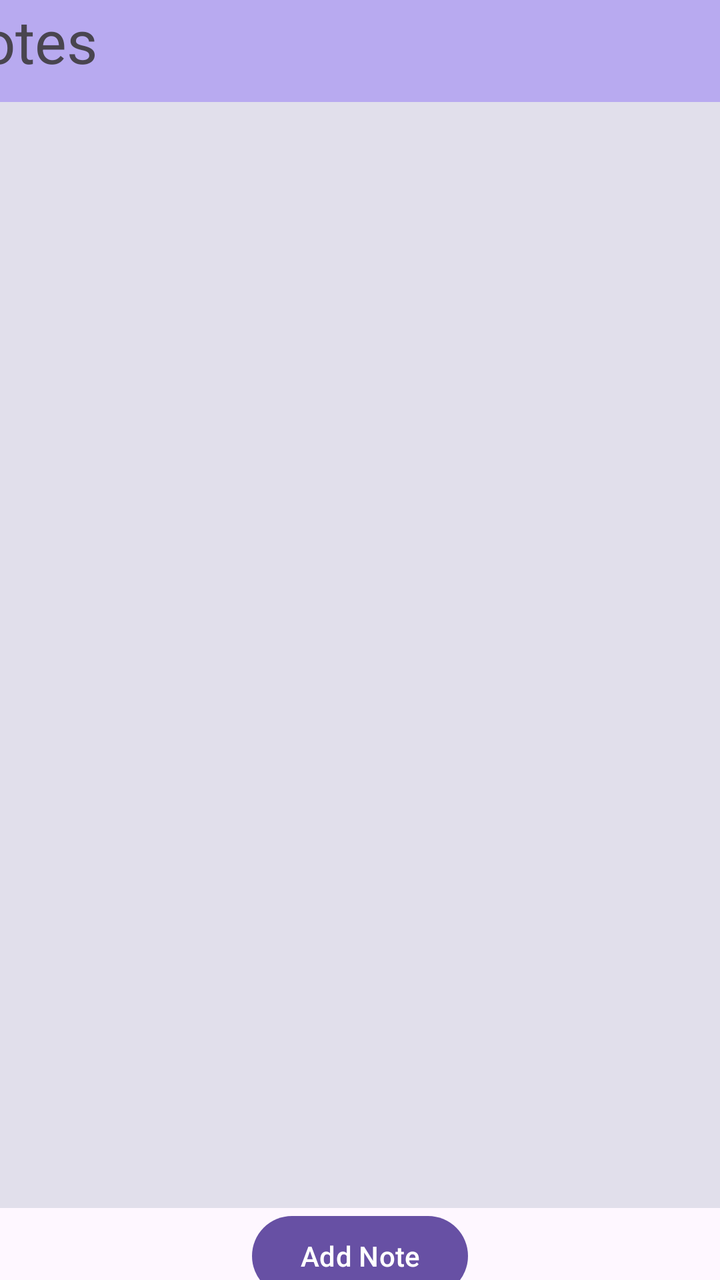
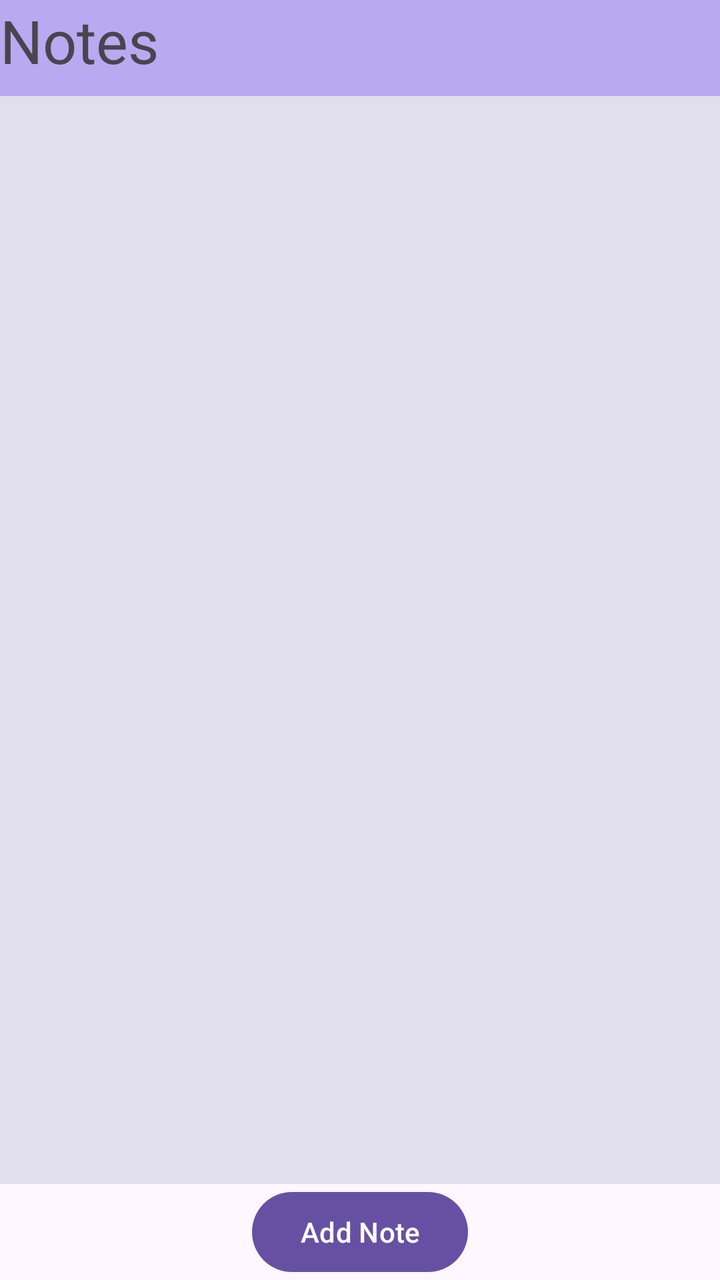

Compare the two renders of this Android layout. The source of the first and the diff that turns it into the second are given below.
<!-- AndroidManifest.xml: application theme Theme.Notes -->
<!-- res/layout/activity_main.xml -->
<?xml version="1.0" encoding="utf-8"?>
<androidx.constraintlayout.widget.ConstraintLayout xmlns:android="http://schemas.android.com/apk/res/android"
    xmlns:app="http://schemas.android.com/apk/res-auto"
    xmlns:tools="http://schemas.android.com/tools"
    android:id="@+id/main"
    android:layout_width="match_parent"
    android:layout_height="match_parent"
    tools:context=".MainActivity">

    <TextView
        android:id="@+id/notes"
        android:layout_width="422dp"
        android:layout_height="51dp"
        android:background="@color/lavender"
        android:text="@string/app_name"
        android:textSize="30sp"
        app:layout_constraintEnd_toEndOf="parent"
        app:layout_constraintStart_toStartOf="parent"
        app:layout_constraintTop_toTopOf="parent" />

    <ListView
        android:id="@+id/noteslist"
        android:layout_width="421dp"
        android:layout_height="553dp"
        android:background="@color/light"
        app:layout_constraintEnd_toEndOf="parent"
        app:layout_constraintStart_toStartOf="parent"
        app:layout_constraintTop_toBottomOf="@+id/notes" />

    <Button
        android:id="@+id/newNote"
        android:layout_width="wrap_content"
        android:layout_height="wrap_content"
        android:onClick="onBtnAddNote"
        android:text="@string/add_note"
        app:layout_constraintEnd_toEndOf="parent"
        app:layout_constraintStart_toStartOf="parent"
        app:layout_constraintTop_toBottomOf="@+id/noteslist" />
</androidx.constraintlayout.widget.ConstraintLayout>
<!-- resources referenced by this layout -->
<resources>
  <color name="lavender">#B8AAF0</color>
  <color name="light">#E1DFEB</color>
  <string name="add_note">Add Note</string>
  <string name="app_name">Notes</string>
  <style name="Theme.Notes" parent="Base.Theme.Notes" />
  <style name="Base.Theme.Notes" parent="Theme.Material3.DayNight.NoActionBar">
          
          
      </style>
</resources>

<!-- the commit's change to res/layout/activity_main.xml (unified diff, before → after) -->
@@ -9,8 +9,8 @@
 
     <TextView
         android:id="@+id/notes"
-        android:layout_width="422dp"
-        android:layout_height="51dp"
+        android:layout_width="match_parent"
+        android:layout_height="48dp"
         android:background="@color/lavender"
         android:text="@string/app_name"
         android:textSize="30sp"
@@ -20,9 +20,10 @@
 
     <ListView
         android:id="@+id/noteslist"
-        android:layout_width="421dp"
-        android:layout_height="553dp"
+        android:layout_width="0dp"
+        android:layout_height="0dp"
         android:background="@color/light"
+        app:layout_constraintBottom_toTopOf="@+id/newNote"
         app:layout_constraintEnd_toEndOf="parent"
         app:layout_constraintStart_toStartOf="parent"
         app:layout_constraintTop_toBottomOf="@+id/notes" />
@@ -31,9 +32,10 @@
         android:id="@+id/newNote"
         android:layout_width="wrap_content"
         android:layout_height="wrap_content"
-        android:onClick="onBtnAddNote"
         android:text="@string/add_note"
+        app:layout_constraintBottom_toBottomOf="parent"
         app:layout_constraintEnd_toEndOf="parent"
         app:layout_constraintStart_toStartOf="parent"
         app:layout_constraintTop_toBottomOf="@+id/noteslist" />
+
 </androidx.constraintlayout.widget.ConstraintLayout>
<!-- resource entries referenced after the edit -->
@@ -2,7 +2,7 @@
 <resources>
   <color name="lavender">#B8AAF0</color>
   <color name="light">#E1DFEB</color>
-  <string name="add_note">Add Note</string>
+  <string name="add_note" translatable="false">Add Note</string>
   <string name="app_name">Notes</string>
   <style name="Theme.Notes" parent="Base.Theme.Notes" />
   <style name="Base.Theme.Notes" parent="Theme.Material3.DayNight.NoActionBar">
